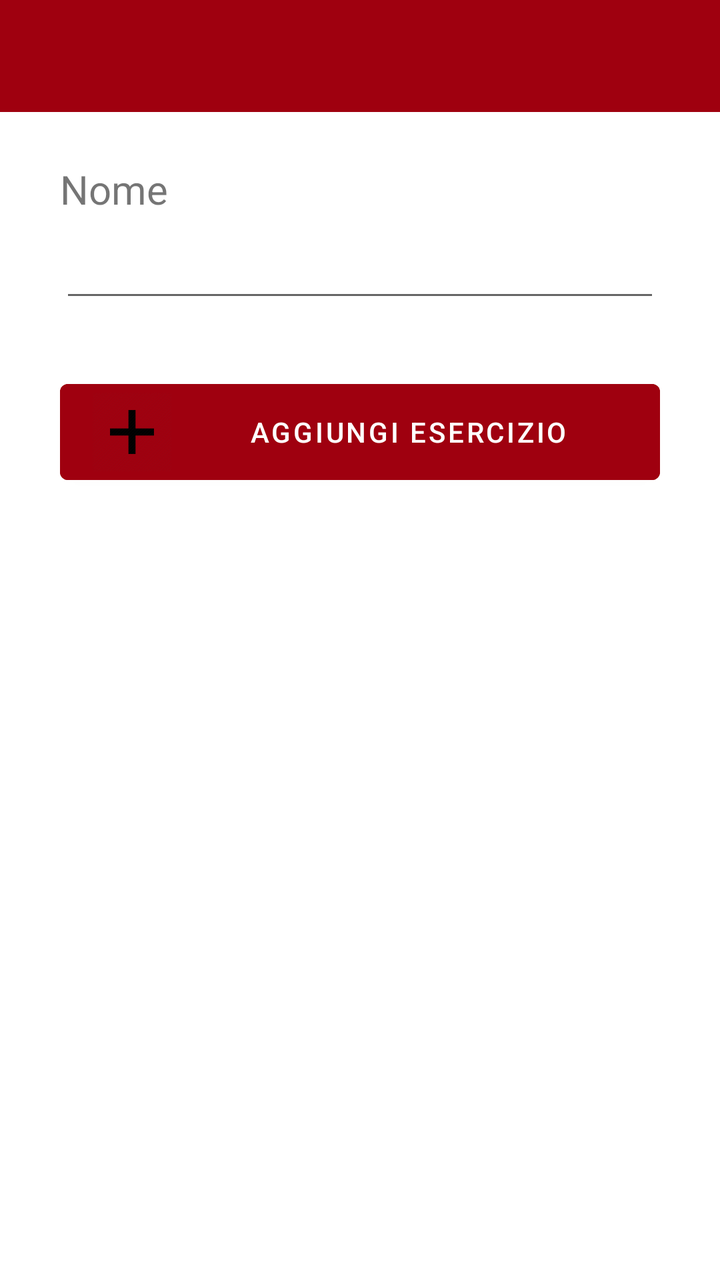
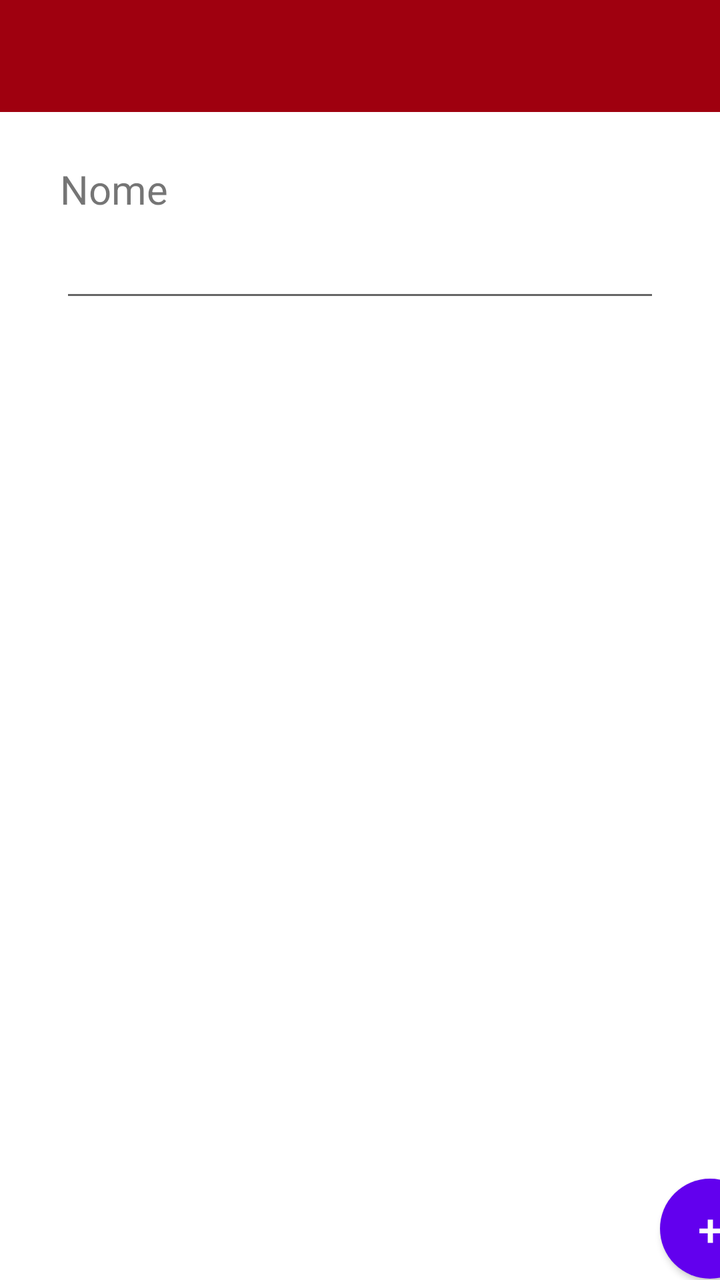

The first picture is an Android layout as it rendered before a commit; the second is the same layout after the commit. The layout source and the unified diff follow.
<!-- AndroidManifest.xml: application theme Theme.YourCali -->
<!-- res/layout/activity_workout_plan_creation.xml -->
<?xml version="1.0" encoding="utf-8"?>
<androidx.constraintlayout.widget.ConstraintLayout xmlns:android="http://schemas.android.com/apk/res/android"
    xmlns:app="http://schemas.android.com/apk/res-auto"
    xmlns:tools="http://schemas.android.com/tools"
    android:layout_width="match_parent"
    android:layout_height="match_parent"
    tools:context=".WorkoutPlanCreationActivity">



    <LinearLayout
        android:layout_width="match_parent"
        android:layout_height="match_parent"
        android:orientation="vertical"
        tools:layout_editor_absoluteX="0dp"
        tools:layout_editor_absoluteY="171dp">

        <com.google.android.material.appbar.AppBarLayout
            android:layout_width="match_parent"
            android:layout_height="wrap_content"
            app:layout_constraintEnd_toEndOf="parent"
            app:layout_constraintStart_toStartOf="parent"
            app:layout_constraintTop_toTopOf="parent">

            <androidx.appcompat.widget.Toolbar
                android:id="@+id/myToolbar"
                android:layout_width="match_parent"
                android:layout_height="wrap_content"
                android:background="@color/Cranberry"
                android:minHeight="?attr/actionBarSize"
                android:theme="@style/MyThemeOverlay_Toolbar2" />

        </com.google.android.material.appbar.AppBarLayout>



        <Space
            android:layout_width="match_parent"
            android:layout_height="25dp" />

        <TextView
            android:layout_width="match_parent"
            android:layout_height="wrap_content"
            android:layout_marginLeft="30dp"
            android:text='Nome'
            android:textSize="20dp" />

        <EditText
            android:id="@+id/workoutPlanName"
            android:layout_width="match_parent"
            android:layout_height="wrap_content"
            android:layout_marginHorizontal="30dp"
            android:hint=""
            android:minHeight="48dp" />

        <Space
            android:layout_width="match_parent"
            android:layout_height="30dp" />

        <Button
            android:id="@+id/aggiungiEsercizio"
            android:layout_width="match_parent"
            android:layout_height="wrap_content"
            android:layout_marginHorizontal="30dp"
            android:backgroundTint="@color/Cranberry"
            android:drawableLeft="@drawable/plus"
            android:text="AGGIUNGI ESERCIZIO"/>

        <TextView
            android:id="@+id/emptyworkoutplancreation"
            android:layout_width="376dp"
            android:layout_height="wrap_content"
            android:layout_gravity="center"
            android:text="Ancora nessun esercizio personale aggiunto!"
            android:textAlignment="center"
            android:textSize="25sp"
            android:visibility="gone"
            tools:ignore="MissingConstraints"
            tools:layout_editor_absoluteY="400dp" />

        <LinearLayout
            android:layout_width="match_parent"
            android:layout_height="399dp">

            <ScrollView
                android:layout_width="match_parent"
                android:layout_height="match_parent"
                android:layout_marginHorizontal="30dp"
                android:layout_weight="1"
                android:fillViewport="true">

                <androidx.recyclerview.widget.RecyclerView
                    android:id="@+id/recyclerView"
                    android:layout_width="match_parent"
                    android:layout_height="440dp"
                    android:background="@color/white">


                </androidx.recyclerview.widget.RecyclerView>

            </ScrollView>


        </LinearLayout>



        <Space
            android:layout_width="match_parent"
            android:layout_height="2dp" />


        <Button
            android:id="@+id/savePersonalWorkoutPlanButton"
            android:layout_width="match_parent"
            android:layout_height="wrap_content"
            android:layout_marginHorizontal="100dp"
            android:backgroundTint="@color/Cranberry"
            android:text="@string/salva"
            android:textSize="17dp" />


    </LinearLayout>


</androidx.constraintlayout.widget.ConstraintLayout>
<!-- resources referenced by this layout -->
<resources>
  <color name="Cranberry">#9F000F</color>
  <color name="white">#FFFFFFFF</color>
  <!-- drawable plus (drawable) -->
  <?xml version="1.0" encoding="utf-8"?>
  <layer-list xmlns:android="http://schemas.android.com/apk/res/android">
  
      <item
          android:id="@+id/half_overlay"
          android:drawable="@drawable/pulsantepiu"
          android:width="40dp"
          android:height="40dp"
          />
  
  </layer-list>
  <string name="salva">Salva</string>
  <style name="MyThemeOverlay_Toolbar2" parent="ThemeOverlay.MaterialComponents.Toolbar.Primary">
          
          <item name="android:textColorPrimary">@color/white</item>
  
          
          <item name="colorOnPrimary">@color/white</item>
      </style>
  <style name="Theme.YourCali" parent="Theme.MaterialComponents.DayNight.NoActionBar">
          
          <item name="colorPrimary">@color/purple_500</item>
          <item name="colorPrimaryVariant">@color/purple_700</item>
          <item name="colorOnPrimary">@color/white</item>
          
          <item name="colorSecondary">@color/teal_200</item>
          <item name="colorSecondaryVariant">@color/teal_700</item>
          <item name="colorOnSecondary">@color/black</item>
          
          <item name="android:statusBarColor">@color/DarkCranberry</item>
          
      </style>
  <!-- drawable pulsantepiu: png bitmap (drawable, 2782 bytes) -->
  <color name="purple_500">#FF6200EE</color>
  <color name="purple_700">#FF3700B3</color>
  <color name="teal_200">#FF03DAC5</color>
  <color name="teal_700">#FF018786</color>
  <color name="black">#FF000000</color>
  <color name="DarkCranberry">#FF7A020E</color>
</resources>

<!-- the commit's change to res/layout/activity_workout_plan_creation.xml (unified diff, before → after) -->
@@ -43,7 +43,7 @@
             android:layout_height="wrap_content"
             android:layout_marginLeft="30dp"
             android:text='Nome'
-            android:textSize="20dp" />
+            android:textSize="20sp" />
 
         <EditText
             android:id="@+id/workoutPlanName"
@@ -56,15 +56,6 @@
         <Space
             android:layout_width="match_parent"
             android:layout_height="30dp" />
-
-        <Button
-            android:id="@+id/aggiungiEsercizio"
-            android:layout_width="match_parent"
-            android:layout_height="wrap_content"
-            android:layout_marginHorizontal="30dp"
-            android:backgroundTint="@color/Cranberry"
-            android:drawableLeft="@drawable/plus"
-            android:text="AGGIUNGI ESERCIZIO"/>
 
         <TextView
             android:id="@+id/emptyworkoutplancreation"
@@ -80,7 +71,7 @@
 
         <LinearLayout
             android:layout_width="match_parent"
-            android:layout_height="399dp">
+            android:layout_height="453dp">
 
             <ScrollView
                 android:layout_width="match_parent"
@@ -103,11 +94,26 @@
 
         </LinearLayout>
 
+        <Button
+            android:id="@+id/aggiungiEsercizio"
+            android:layout_width="50sp"
+            android:layout_height="50dp"
+            android:layout_alignParentRight="true"
+            android:layout_centerVertical="true"
+            android:layout_marginLeft="330sp"
+            android:layout_marginTop="-50sp"
+            android:layout_marginRight="20dp"
+            android:autoSizeTextType="uniform"
+            android:background="@drawable/roundedbutton"
+            android:backgroundTint="#7A5562"
+            android:backgroundTintMode="add"
+            android:text="+"
+            android:visibility="visible" />
 
 
         <Space
             android:layout_width="match_parent"
-            android:layout_height="2dp" />
+            android:layout_height="26dp" />
 
 
         <Button
@@ -115,7 +121,7 @@
             android:layout_width="match_parent"
             android:layout_height="wrap_content"
             android:layout_marginHorizontal="100dp"
-            android:backgroundTint="@color/Cranberry"
+            android:backgroundTint="#8BC34A"
             android:text="@string/salva"
             android:textSize="17dp" />
 
<!-- resource entries referenced after the edit -->
@@ -2,18 +2,12 @@
 <resources>
   <color name="Cranberry">#9F000F</color>
   <color name="white">#FFFFFFFF</color>
-  <!-- drawable plus (drawable) -->
+  <!-- drawable roundedbutton (drawable) -->
   <?xml version="1.0" encoding="utf-8"?>
-  <layer-list xmlns:android="http://schemas.android.com/apk/res/android">
-  
-      <item
-          android:id="@+id/half_overlay"
-          android:drawable="@drawable/pulsantepiu"
-          android:width="40dp"
-          android:height="40dp"
-          />
-  
-  </layer-list>
+  <shape xmlns:android="http://schemas.android.com/apk/res/android"
+      android:shape="oval">
+      <solid android:color="@color/Cranberry" />
+  </shape>
   <string name="salva">Salva</string>
   <style name="MyThemeOverlay_Toolbar2" parent="ThemeOverlay.MaterialComponents.Toolbar.Primary">
           
@@ -35,7 +29,6 @@
           <item name="android:statusBarColor">@color/DarkCranberry</item>
           
       </style>
-  <!-- drawable pulsantepiu: png bitmap (drawable, 2782 bytes) -->
   <color name="purple_500">#FF6200EE</color>
   <color name="purple_700">#FF3700B3</color>
   <color name="teal_200">#FF03DAC5</color>
